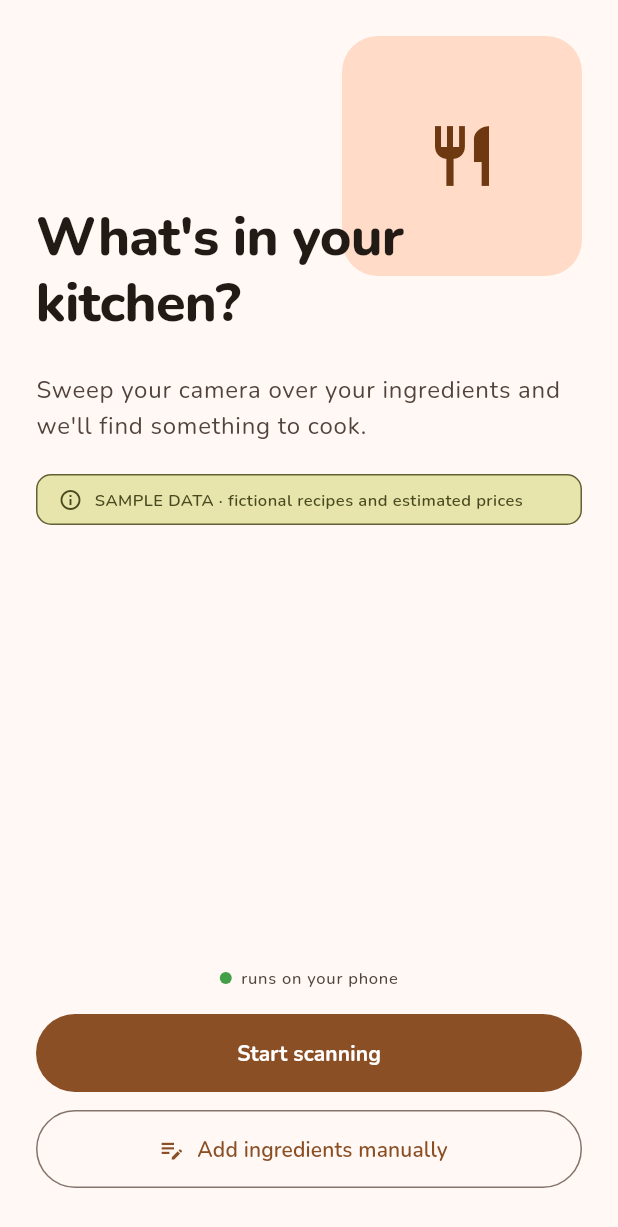
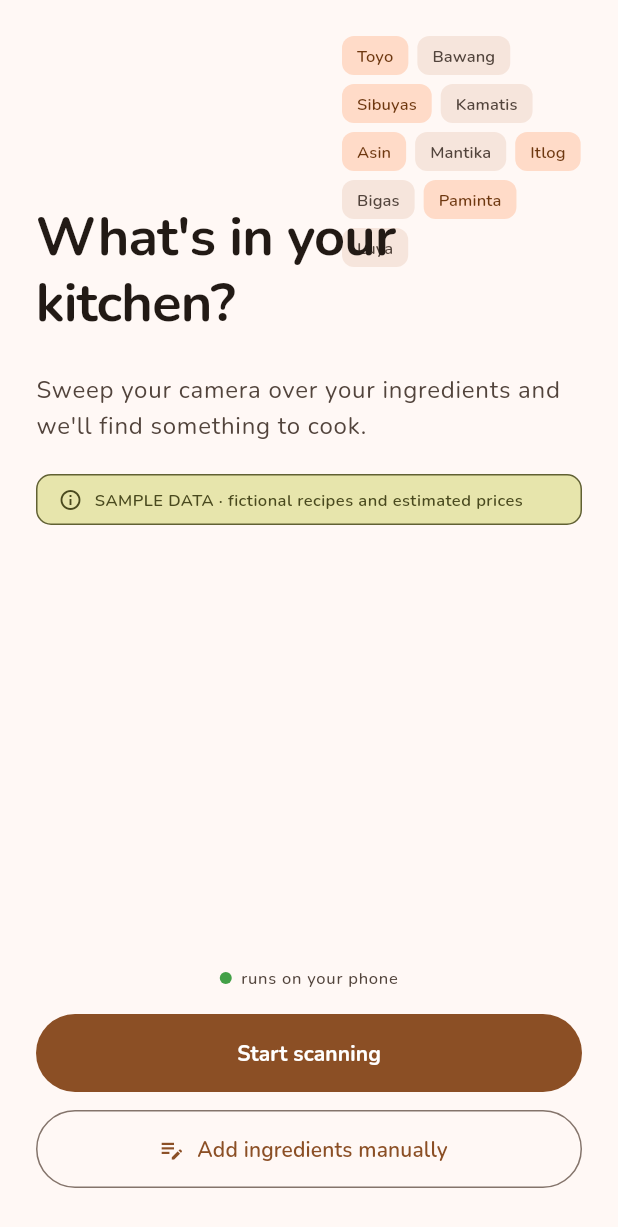
Before and after one commit to novadar-star/APPBUILDERS, a Flutter app: the screen it shows after launch, on a phone screen of 412 x 824 dp. Shown: the top 1227 px of the screen. Run offline on Flutter 3.47's test engine with Material 3 defaults, Android fonts, the phone set to English and light mode, and no system bars; our stand-ins replace camera, device_preview, flutter_riverpod, go_router, google_fonts, image_picker and 1 more.

Commit message:
apple-design

```diff
--- a/lib/app/theme.dart
+++ b/lib/app/theme.dart
@@ -12,12 +12,15 @@ class SnapFoodShapes extends ThemeExtension<SnapFoodShapes> {
     this.input = 12.0,
     this.chip = 8.0,
     this.actionButton = 28.0,
+    this.badge = 24.0,
   });
 
   final double card;
   final double input;
   final double chip;
   final double actionButton;
+  /// Illustration / icon container radius (e.g. EmptyState placeholder)
+  final double badge;
 
   @override
   SnapFoodShapes copyWith({
@@ -25,12 +28,14 @@ class SnapFoodShapes extends ThemeExtension<SnapFoodShapes> {
     double? input,
     double? chip,
     double? actionButton,
+    double? badge,
   }) {
     return SnapFoodShapes(
       card: card ?? this.card,
       input: input ?? this.input,
       chip: chip ?? this.chip,
       actionButton: actionButton ?? this.actionButton,
+      badge: badge ?? this.badge,
     );
   }
 
@@ -42,6 +47,7 @@ class SnapFoodShapes extends ThemeExtension<SnapFoodShapes> {
       input: lerpDouble(this.input, other.input, t)!,
       chip: lerpDouble(this.chip, other.chip, t)!,
       actionButton: lerpDouble(this.actionButton, other.actionButton, t)!,
+      badge: lerpDouble(this.badge, other.badge, t)!,
     );
   }
 
--- a/lib/features/home/home_screen.dart
+++ b/lib/features/home/home_screen.dart
@@ -1,10 +1,17 @@
-// HomeScreen — T9 (curated asymmetric layout)
+// HomeScreen — T9 (curated asymmetric layout, Apple HIG pass)
 import 'package:flutter/material.dart';
 import 'package:flutter/services.dart';
 import 'package:flutter_riverpod/flutter_riverpod.dart';
 import 'package:go_router/go_router.dart';
 import 'package:snapfood/app/providers.dart';
+import 'package:snapfood/app/theme.dart';
 import 'package:snapfood/shared/sample_notice.dart';
+
+// Pantry words shown in the hero mosaic — Filipino staples, dorm-friendly
+const List<String> _pantryWords = [
+  'Toyo', 'Bawang', 'Sibuyas', 'Kamatis', 'Asin',
+  'Mantika', 'Itlog', 'Bigas', 'Paminta', 'Luya',
+];
 
 class HomeScreen extends ConsumerWidget {
   const HomeScreen({super.key});
@@ -14,6 +21,7 @@ class HomeScreen extends ConsumerWidget {
     final ownedIngredients = ref.watch(ownedIngredientsProvider);
     final theme = Theme.of(context);
     final colorScheme = theme.colorScheme;
+    final shapes = theme.extension<SnapFoodShapes>();
 
     return Scaffold(
       body: SafeArea(
@@ -24,32 +32,24 @@ class HomeScreen extends ConsumerWidget {
             children: [
               const SizedBox(height: 24),
 
-              // ── Upper hero zone — illustration floats top-right, title bottom-left ──
+              // ── Upper hero zone — mosaic top-right, title bottom-left ──
               SizedBox(
                 height: 200,
                 child: Stack(
                   clipBehavior: Clip.none,
                   children: [
-                    // Illustration — upper right
+                    // Ingredient mosaic — upper right
                     Positioned(
                       top: 0,
                       right: 0,
-                      child: Container(
-                        width: 160,
-                        height: 160,
-                        decoration: BoxDecoration(
-                          color: colorScheme.primaryContainer,
-                          borderRadius: BorderRadius.circular(24),
-                        ),
-                        child: Icon(
-                          Icons.restaurant,
-                          size: 48,
-                          color: colorScheme.onPrimaryContainer,
-                        ),
+                      child: _IngredientMosaic(
+                        words: _pantryWords,
+                        colorScheme: colorScheme,
+                        shapes: shapes,
                       ),
                     ),
 
-                    // Title — bottom left
+                    // Title — bottom left, w700 (reserve w800 for recipe names)
                     Positioned(
                       bottom: 0,
                       left: 0,
@@ -57,7 +57,7 @@ class HomeScreen extends ConsumerWidget {
                       child: Text(
                         "What's in your\nkitchen?",
                         style: theme.textTheme.displaySmall?.copyWith(
-                          fontWeight: FontWeight.w800,
+                          fontWeight: FontWeight.w700,
                           letterSpacing: -0.5,
                           color: colorScheme.onSurface,
                         ),
@@ -69,7 +69,7 @@ class HomeScreen extends ConsumerWidget {
 
               const SizedBox(height: 24),
 
-              // ── Subtitle — left-aligned ────────────────────────────────
+              // ── Subtitle ────────────────────────────────────────────────
               Text(
                 'Sweep your camera over your ingredients and we\'ll find something to cook.',
                 style: theme.textTheme.bodyLarge?.copyWith(
@@ -80,21 +80,25 @@ class HomeScreen extends ConsumerWidget {
 
               const SizedBox(height: 20),
 
-              // ── SAMPLE DATA notice ─────────────────────────────────────
+              // ── SAMPLE DATA notice ──────────────────────────────────────
               const SampleNotice(),
 
-              // ── Ingredient count if any are already confirmed ──────────
+              // ── Ingredient count — InkWell with 44dp min target + haptic ──
               if (ownedIngredients.isNotEmpty) ...[
                 const SizedBox(height: 16),
-                GestureDetector(
-                  onTap: () => context.go('/review'),
+                Material(
+                  color: colorScheme.primary.withValues(alpha: 0.10),
+                  borderRadius: BorderRadius.circular(shapes?.input ?? 12),
+                  child: InkWell(
+                    onTap: () {
+                      HapticFeedback.selectionClick();
+                      context.go('/review');
+                    },
+                    borderRadius: BorderRadius.circular(shapes?.input ?? 12),
                     child: Container(
+                      constraints: const BoxConstraints(minHeight: 44),
                       padding: const EdgeInsets.symmetric(
-                        horizontal: 14, vertical: 8),
-                    decoration: BoxDecoration(
-                      color: colorScheme.primary.withValues(alpha: 0.15),
-                      borderRadius: BorderRadius.circular(12),
-                    ),
+                          horizontal: 14, vertical: 10),
                       child: Row(
                         mainAxisSize: MainAxisSize.min,
                         children: [
@@ -112,11 +116,12 @@ class HomeScreen extends ConsumerWidget {
                       ),
                     ),
                   ),
+                ),
               ],
 
               const Spacer(),
 
-              // ── On-device badge — centered ─────────────────────────────
+              // ── On-device badge — one canonical placement, bottom center ──
               Center(
                 child: Row(
                   mainAxisSize: MainAxisSize.min,
@@ -142,7 +147,7 @@ class HomeScreen extends ConsumerWidget {
 
               const SizedBox(height: 16),
 
-              // ── Primary CTA — full width ───────────────────────────────
+              // ── Primary CTA ─────────────────────────────────────────────
               SizedBox(
                 width: double.infinity,
                 height: 52,
@@ -160,12 +165,15 @@ class HomeScreen extends ConsumerWidget {
 
               const SizedBox(height: 12),
 
-              // ── Secondary CTA ──────────────────────────────────────────
+              // ── Secondary CTA — haptic added ────────────────────────────
               SizedBox(
                 width: double.infinity,
                 height: 52,
                 child: OutlinedButton.icon(
-                  onPressed: () => context.go('/review'),
+                  onPressed: () {
+                    HapticFeedback.selectionClick();
+                    context.go('/review');
+                  },
                   icon: const Icon(Icons.edit_note),
                   label: const Text(
                     'Add ingredients manually',
@@ -182,3 +190,64 @@ class HomeScreen extends ConsumerWidget {
     );
   }
 }
+
+// ---------------------------------------------------------------------------
+// _IngredientMosaic — pantry word cloud, product-specific hero element
+// ---------------------------------------------------------------------------
+
+class _IngredientMosaic extends StatelessWidget {
+  final List<String> words;
+  final ColorScheme colorScheme;
+  final SnapFoodShapes? shapes;
+
+  const _IngredientMosaic({
+    required this.words,
+    required this.colorScheme,
+    required this.shapes,
+  });
+
+  @override
+  Widget build(BuildContext context) {
+    final theme = Theme.of(context);
+    // Alternate between two tones for visual rhythm
+    final colors = [
+      colorScheme.primaryContainer,
+      colorScheme.surfaceContainerHigh,
+    ];
+    final textColors = [
+      colorScheme.onPrimaryContainer,
+      colorScheme.onSurfaceVariant,
+    ];
+
+    return SizedBox(
+      width: 160,
+      height: 160,
+      child: Wrap(
+        spacing: 6,
+        runSpacing: 6,
+        children: words.asMap().entries.map((entry) {
+          final i = entry.key;
+          final word = entry.value;
+          final bg = colors[i % 2];
+          final fg = textColors[i % 2];
+          return Container(
+            padding: const EdgeInsets.symmetric(horizontal: 10, vertical: 5),
+            decoration: BoxDecoration(
+              color: bg,
+              borderRadius:
+                  BorderRadius.circular(shapes?.chip ?? 8.0),
+            ),
+            child: Text(
+              word,
+              style: theme.textTheme.labelSmall?.copyWith(
+                color: fg,
+                fontWeight: FontWeight.w600,
+                letterSpacing: 0.1,
+              ),
+            ),
+          );
+        }).toList(),
+      ),
+    );
+  }
+}
--- a/lib/features/results/results_screen.dart
+++ b/lib/features/results/results_screen.dart
@@ -293,10 +293,6 @@ class _ResultsList extends StatelessWidget {
               ),
 
             const SizedBox(height: 16),
-
-            // ── OnDevice badge ───────────────────────────────────────────
-            const OnDeviceBadgeConsumer(),
-            const SizedBox(height: 8),
           ],
         ),
       ),
--- a/lib/shared/empty_state.dart
+++ b/lib/shared/empty_state.dart
@@ -1,4 +1,5 @@
 import 'package:flutter/material.dart';
+import 'package:snapfood/app/theme.dart';
 
 /// Generic empty-state widget with icon placeholder, title, body text,
 /// and optional CTA button.
@@ -22,6 +23,7 @@ class EmptyState extends StatelessWidget {
   Widget build(BuildContext context) {
     final theme = Theme.of(context);
     final colorScheme = theme.colorScheme;
+    final shapes = theme.extension<SnapFoodShapes>();
 
     return Center(
       child: Padding(
@@ -29,13 +31,13 @@ class EmptyState extends StatelessWidget {
         child: Column(
           mainAxisSize: MainAxisSize.min,
           children: [
-            // Illustration placeholder container
+            // Illustration placeholder — uses badge token (24dp)
             Container(
               width: 120,
               height: 120,
               decoration: BoxDecoration(
                 color: colorScheme.primaryContainer,
-                borderRadius: BorderRadius.circular(24),
+                borderRadius: BorderRadius.circular(shapes?.badge ?? 24.0),
               ),
               child: Icon(
                 icon,
--- a/pubspec.yaml
+++ b/pubspec.yaml
@@ -15,7 +15,7 @@ dependencies:
   image_picker: 1.1.2
   shared_preferences: 2.5.3
   path_provider: 2.1.4
-  google_fonts: 6.2.1
+  google_fonts: ^6.2.1
 
 dev_dependencies:
   flutter_test:
```
Also changed, not shown: lib/features/detail/detail_screen.dart (+5 -8 lines), lib/shared/tag_chip.dart (+9 -6 lines), pubspec.lock, 1 other file. Lines whose indentation alone changed are shown as unchanged.
